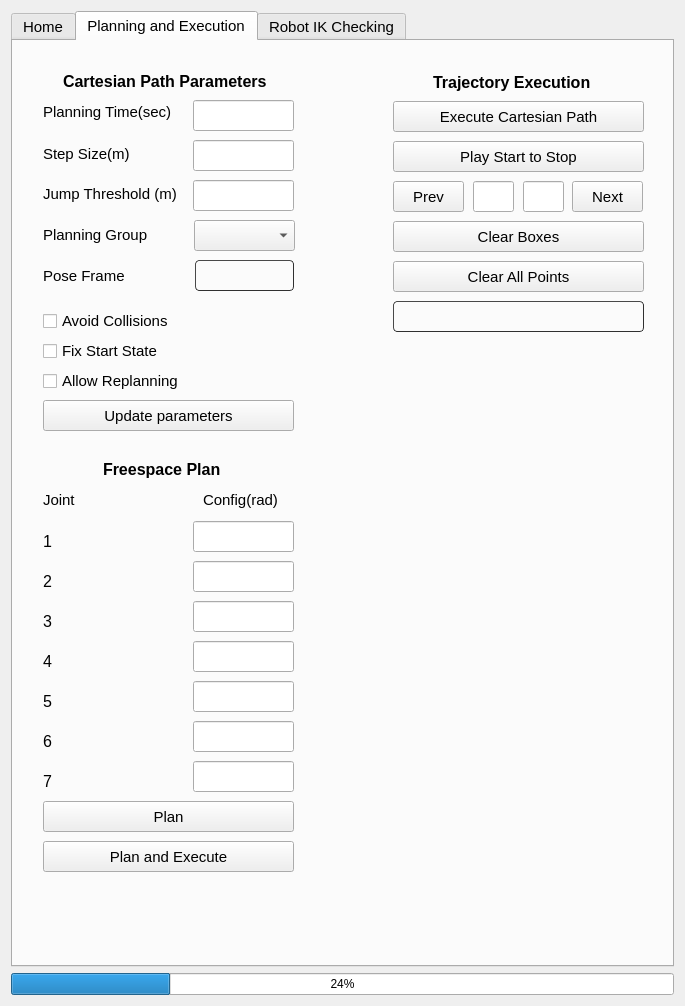
Before: the Qt Designer form moveit_cartesian_plan_plugin/src/widgets/path_planning_widget.ui in peanut-robotics/fermi, drawn with Qt 5.
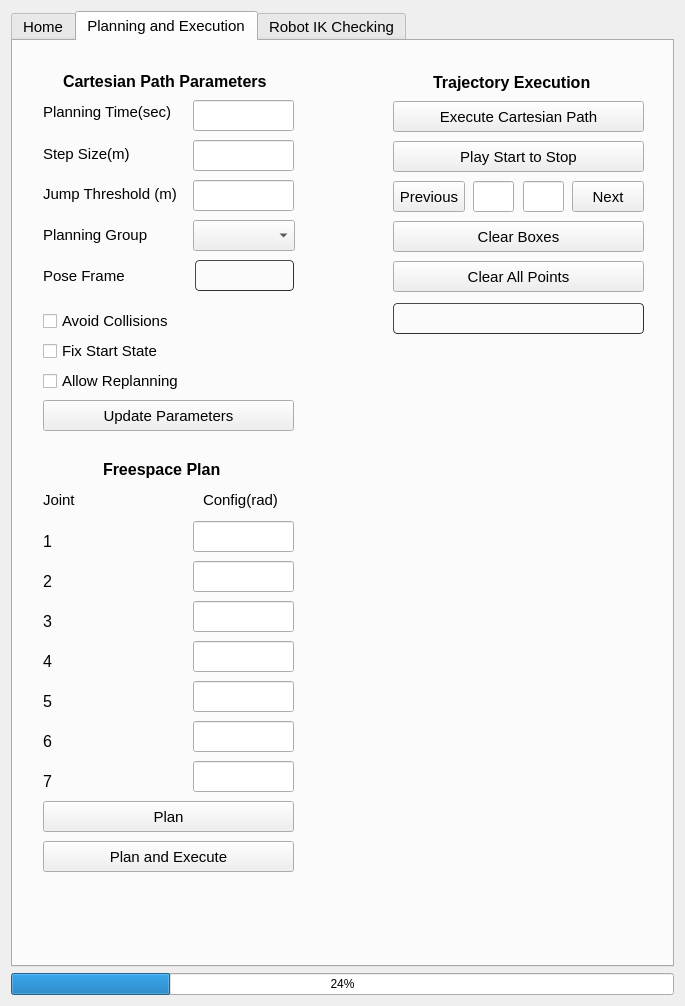
After: the same form once the commit is applied. The open tabs and pages were chosen to show the change.

```diff
--- a/moveit_cartesian_plan_plugin/src/widgets/path_planning_widget.ui
+++ b/moveit_cartesian_plan_plugin/src/widgets/path_planning_widget.ui
@@ -503,7 +503,7 @@
        <property name="geometry">
         <rect>
          <x>380</x>
-         <y>260</y>
+         <y>262</y>
          <width>251</width>
          <height>31</height>
         </rect>
@@ -558,12 +558,12 @@
         <rect>
          <x>380</x>
          <y>140</y>
-         <width>71</width>
+         <width>72</width>
          <height>31</height>
         </rect>
        </property>
        <property name="text">
-        <string>Prev</string>
+        <string>Previous</string>
        </property>
       </widget>
       <widget class="QPushButton" name="next_btn">
@@ -571,7 +571,7 @@
         <rect>
          <x>559</x>
          <y>140</y>
-         <width>71</width>
+         <width>72</width>
          <height>31</height>
         </rect>
        </property>
@@ -671,7 +671,7 @@
         </font>
        </property>
        <property name="text">
-        <string>Update parameters</string>
+        <string>Update Parameters</string>
        </property>
       </widget>
       <widget class="QLineEdit" name="lnEdit_StepSize">
@@ -797,9 +797,9 @@
       <widget class="QComboBox" name="combo_planGroup">
        <property name="geometry">
         <rect>
-         <x>181</x>
+         <x>180</x>
          <y>179</y>
-         <width>101</width>
+         <width>102</width>
          <height>31</height>
         </rect>
        </property>
```
Left out of the diff: 14 changed lines with no effect on the pictures.
